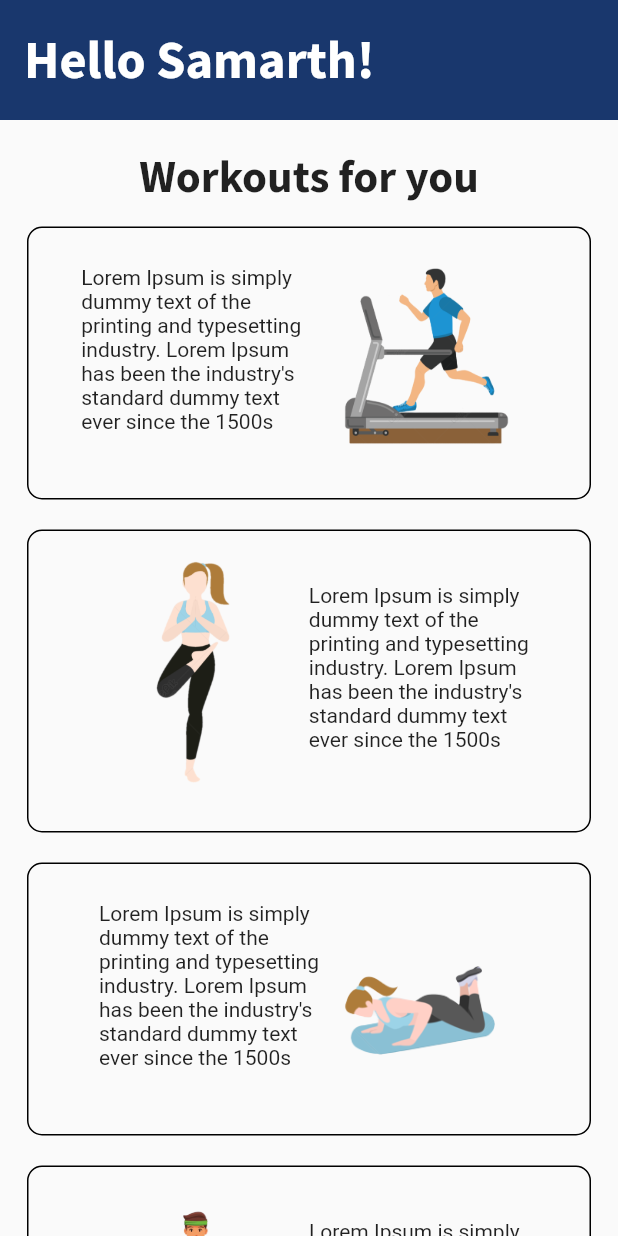
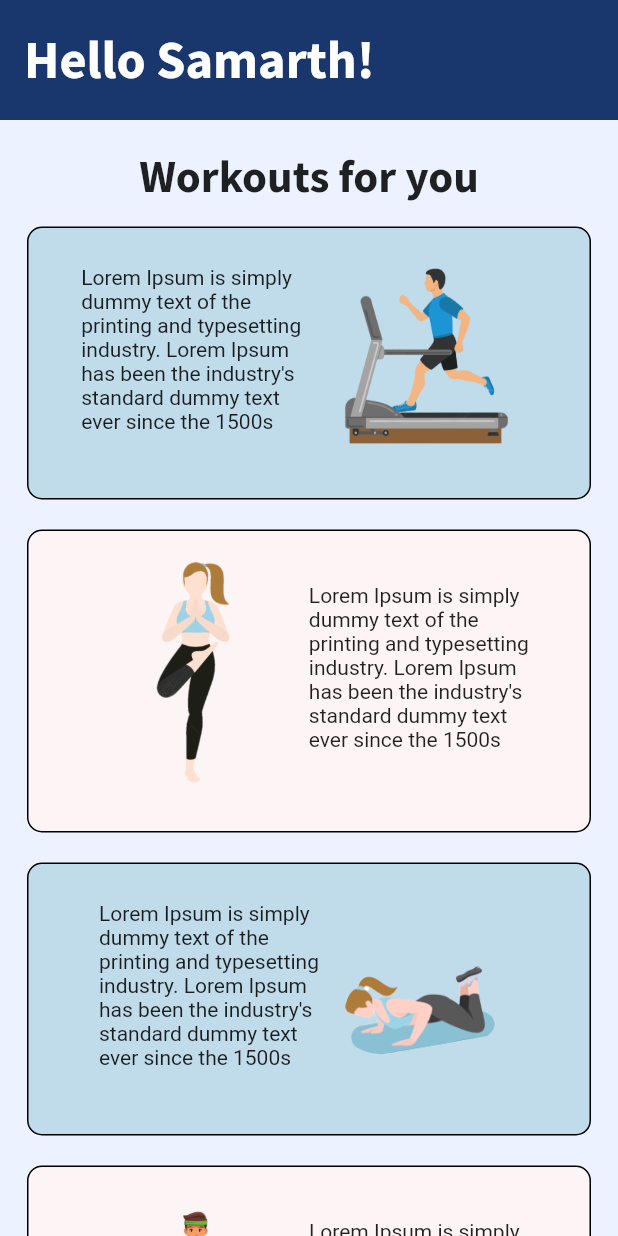
Before and after one commit to Sxmxrth/CalFit-Mini-Project, a Flutter app: the fitnessCenter screen opened directly, on a phone screen of 412 x 824 dp. Run offline on Flutter 3.47's test engine with Material 2 defaults, Android fonts, the light colour scheme and no system bars; our stand-ins replace pedometer.

Commit message:
Background color changed

```diff
--- a/cal_fit/lib/screens/fitnessCenter.dart
+++ b/cal_fit/lib/screens/fitnessCenter.dart
@@ -14,6 +14,7 @@ class _fitnessCenterState extends State<fitnessCenter> {
   @override
   Widget build(BuildContext context) {
     return Scaffold(
+      backgroundColor: Color(0xffECF2FF),
       appBar: AppBar(
         toolbarHeight: 80,
         elevation: 0,
--- a/cal_fit/lib/screens/loginPage.dart
+++ b/cal_fit/lib/screens/loginPage.dart
@@ -21,7 +21,7 @@ class _SignInPageState extends State<SignInPage> {
   @override
   Widget build(BuildContext context) {
     return Scaffold(
-      backgroundColor: Color(0xffE1F2F7),
+      backgroundColor: Color(0xffECF2FF),
       appBar: AppBar(
         automaticallyImplyLeading: false,
         title: Center(
--- a/cal_fit/lib/screens/profilePage.dart
+++ b/cal_fit/lib/screens/profilePage.dart
@@ -67,6 +67,7 @@ class _ProfilePageState extends State<ProfilePage> {
   @override
   Widget build(BuildContext context) {
     return Scaffold(
+      backgroundColor: Color(0xffECF2FF),
       appBar: AppBar(
         leading: Padding(
           padding: const EdgeInsets.fromLTRB(4, 10, 0, 0),
--- a/cal_fit/lib/screens/signupPage.dart
+++ b/cal_fit/lib/screens/signupPage.dart
@@ -21,7 +21,7 @@ class _SignupPageState extends State<SignupPage> {
   @override
   Widget build(BuildContext context) {
     return Scaffold(
-      backgroundColor: Color(0xffE1F2F7),
+      backgroundColor: Color(0xffECF2FF),
       appBar: AppBar(
         automaticallyImplyLeading: false,
         title: Center(
--- a/cal_fit/lib/widgets/reusableCard.dart
+++ b/cal_fit/lib/widgets/reusableCard.dart
@@ -15,7 +15,8 @@ class CardImageRight extends StatelessWidget {
         padding: EdgeInsets.only(top: 20),
         decoration: BoxDecoration(
             border: Border.all(color: Colors.black),
-            borderRadius: BorderRadius.circular(10)),
+            borderRadius: BorderRadius.circular(10),
+            color: Color(0xffC0DBEA)),
         child: Row(
           mainAxisAlignment: MainAxisAlignment.center,
           crossAxisAlignment: CrossAxisAlignment.center,
@@ -54,7 +55,8 @@ class CardImageLeft extends StatelessWidget {
         padding: EdgeInsets.only(top: 20),
         decoration: BoxDecoration(
             border: Border.all(color: Colors.black),
-            borderRadius: BorderRadius.circular(10)),
+            borderRadius: BorderRadius.circular(10),
+            color: Color(0xffFDF4F5)),
         child: Row(
           mainAxisAlignment: MainAxisAlignment.center,
           crossAxisAlignment: CrossAxisAlignment.center,
```
